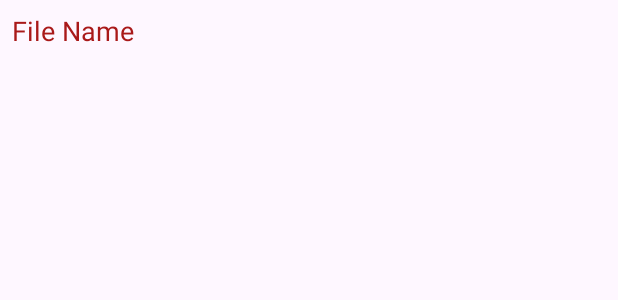
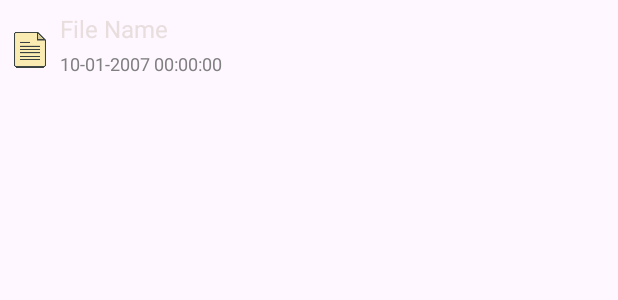
Before and after one commit to Bati4eli/ru.bati4eli.mycloud.android.client, an Android app: the layout file_item_layout.xml on its own in the app's theme, with its tools: preview values and no code run, on a phone screen of 412 x 824 dp. Shown: the top 300 px of the screen. Run offline under Robolectric (Android 15) with nearby library versions, the phone set to English and light mode, and no system bars.

Commit message:
Updated file_item_layout.xml and nav_graph.xml

```diff
--- a/app/build.gradle
+++ b/app/build.gradle
@@ -59,4 +59,5 @@ dependencies {
     // Другие стандартные зависимости
     implementation 'androidx.appcompat:appcompat:1.6.1'
     implementation 'com.google.android.material:material:1.9.0'
+    implementation 'io.jsonwebtoken:jjwt:0.9.1'
 }
--- a/app/src/main/java/ru/bati4eli/smartcloud/android/client/tabs/FilesFragment.java
+++ b/app/src/main/java/ru/bati4eli/smartcloud/android/client/tabs/FilesFragment.java
@@ -24,8 +24,9 @@ public class FilesFragment extends Fragment {
         binding = TabFilesBinding.inflate(inflater, container, false);
 
         fileAdapter = new FileAdapter();
+        binding.recyclerViewFiles.setAdapter(fileAdapter);
         binding.recyclerViewFiles.setLayoutManager(new LinearLayoutManager(getContext()));
-        binding.recyclerViewFiles.setAdapter(fileAdapter);
+        fileAdapter.notifyDataSetChanged();
         loadFiles();
 
         return binding.getRoot();
@@ -34,6 +35,5 @@ public class FilesFragment extends Fragment {
     private void loadFiles() {
         fileAdapter.clear();
         grpcService.getRootFiles(fileAdapter);
-
     }
 }
--- a/app/src/main/java/ru/bati4eli/smartcloud/android/client/tabs/helpers/FileAdapter.java
+++ b/app/src/main/java/ru/bati4eli/smartcloud/android/client/tabs/helpers/FileAdapter.java
@@ -38,6 +38,8 @@ public class FileAdapter extends RecyclerView.Adapter<FileViewHolder> {
 
     public void add(GrpcFile grpcFile) {
         files.add(grpcFile);
+        //super.notifyItemChanged(files.size() - 1);
+        //super.notifyDataSetChanged();
     }
 
     public void clear() {
--- a/app/src/main/res/layout/file_item_layout.xml
+++ b/app/src/main/res/layout/file_item_layout.xml
@@ -1,16 +1,47 @@
 <?xml version="1.0" encoding="utf-8"?>
-<LinearLayout xmlns:android="http://schemas.android.com/apk/res/android"
-              android:layout_width="match_parent"
-              android:layout_height="wrap_content"
-              android:orientation="vertical"
-              android:padding="8dp">
+<RelativeLayout xmlns:android="http://schemas.android.com/apk/res/android"
+                android:layout_width="match_parent"
+                android:layout_height="wrap_content"
+                android:padding="8dp">
+    <ImageView
+            android:id="@+id/fileIcon"
+            android:layout_width="24dp"
+            android:layout_height="50dp"
+            android:layout_alignParentStart="true"
+            android:layout_marginRight="8dp"
+            android:src="@drawable/ic_file"
+            android:contentDescription="img"/>
 
     <TextView
             android:id="@+id/fileName"
-            android:layout_width="match_parent"
+            android:layout_width="wrap_content"
             android:layout_height="wrap_content"
             android:text="File Name"
-            android:textSize="18sp"
-            android:textColor="#A91919"/>
+            android:textSize="16sp"
+            android:layout_toEndOf="@id/fileIcon"
+            android:textColor="#E8DEDE"/>
 
-</LinearLayout>
+    <TextView
+            android:id="@+id/fileDate"
+            android:layout_width="wrap_content"
+            android:layout_height="wrap_content"
+            android:text="10-01-2007 00:00:00"
+            android:textSize="12sp"
+            android:textColor="#808080"
+            android:layout_below="@id/fileName"
+            android:layout_toEndOf="@id/fileIcon"
+            android:layout_marginTop="4dp"/>
+
+    <TextView
+            android:id="@+id/fileSize"
+            android:layout_width="wrap_content"
+            android:layout_height="wrap_content"
+            android:text=""
+            android:textSize="12sp"
+            android:textColor="#808080"
+            android:layout_alignParentEnd="true"
+            android:layout_alignParentRight="true"
+            android:layout_below="@id/fileName"
+            android:layout_marginTop="4dp"/>
+
+</RelativeLayout>
--- a/app/src/main/res/layout/fragment_main.xml
+++ b/app/src/main/res/layout/fragment_main.xml
@@ -24,7 +24,4 @@
             app:labelVisibilityMode="labeled"
     />
 
-    <!--            app:backgroundTint="?attr/colorPrimary"-->
-    <!--            app:itemIconTint="?attr/colorOnPrimary"-->
-    <!--            app:itemTextColor="?attr/colorOnPrimary"-->
 </androidx.coordinatorlayout.widget.CoordinatorLayout>
```
Also changed, not shown: app/src/main/java/ru/bati4eli/smartcloud/android/client/LoginFragment.java (+16 -1 lines), app/src/main/java/ru/bati4eli/smartcloud/android/client/tabs/helpers/FileViewHolder.java (+6 -5 lines), app/src/main/java/ru/bati4eli/smartcloud/android/client/utils/TokenValidator.java (added, +26 -0 lines), app/src/main/res/layout/tab_files.xml (+0 -7 lines), app/src/main/res/menu/menu_bottom_nav.xml (+5 -5 lines), app/src/main/res/navigation/nav_graph.xml (+11 -2 lines), app/src/main/res/drawable/ic_albums.png, app/src/main/res/drawable/ic_file.png (added), app/src/main/res/drawable/ic_files.png, app/src/main/res/drawable/ic_map.png, app/src/main/res/drawable/ic_photos.png, app/src/main/res/drawable/ic_settings.png.
